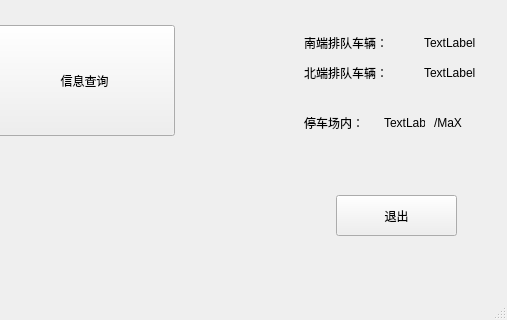
Qt form ParkSys/mainwindow.ui (Holden4Caulfield/QtStudy) before a commit; both pictures show x 236 to 743 and y 262 to 582 of the 743 by 582 pixel window.
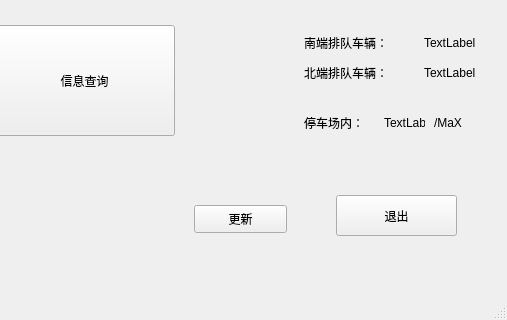
The same form after that commit.

Diff of the .ui file:
```diff
--- a/ParkSys/mainwindow.ui
+++ b/ParkSys/mainwindow.ui
@@ -157,6 +157,19 @@
      <string>TextLabel</string>
     </property>
    </widget>
+   <widget class="QPushButton" name="pushButton_2">
+    <property name="geometry">
+     <rect>
+      <x>430</x>
+      <y>450</y>
+      <width>93</width>
+      <height>28</height>
+     </rect>
+    </property>
+    <property name="text">
+     <string>更新</string>
+    </property>
+   </widget>
   </widget>
   <widget class="QMenuBar" name="menuBar">
    <property name="geometry">
```
